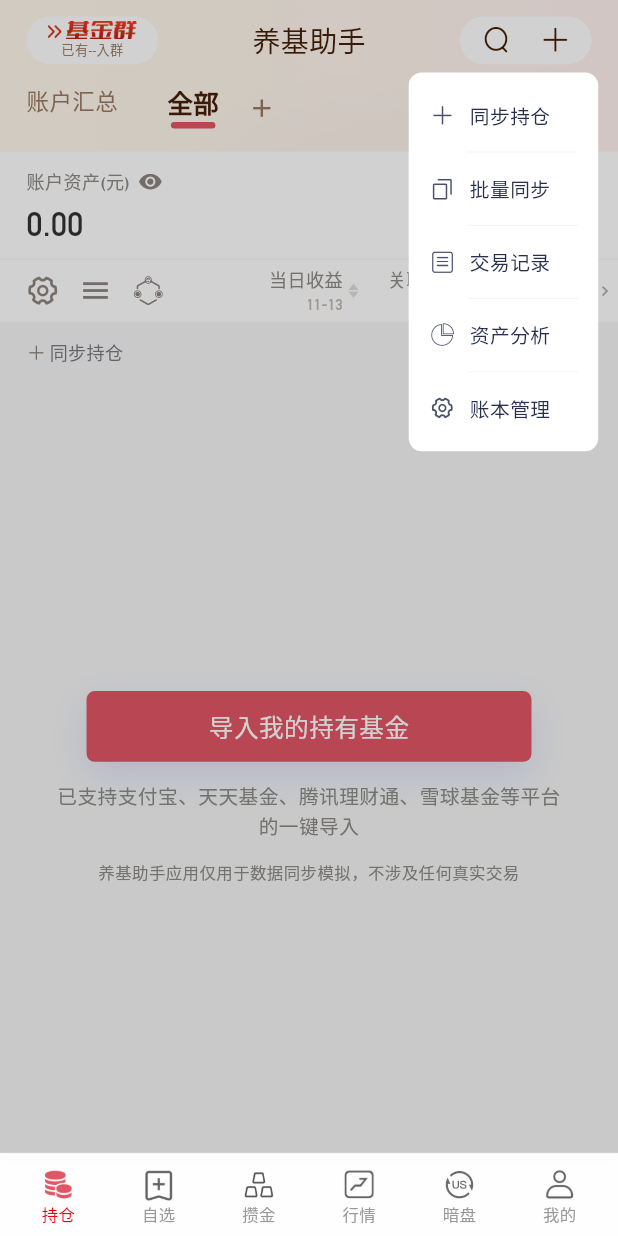
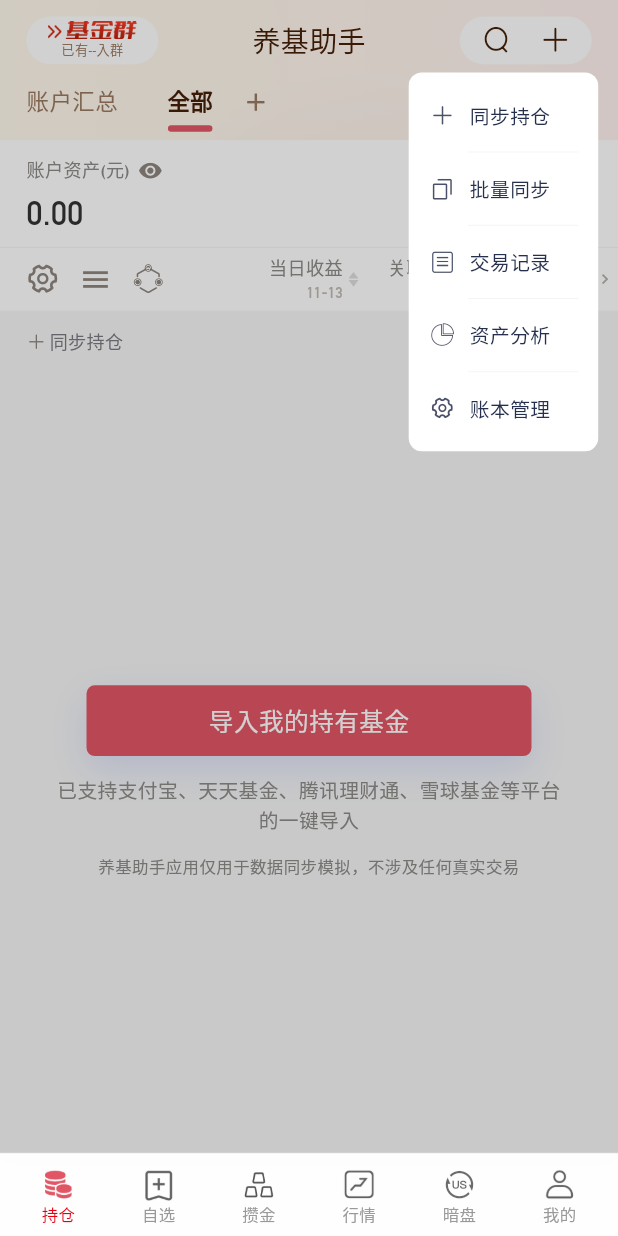
Before and after one commit to boboya0828/gold_fund, a Flutter app: the screen it shows after launch, after a tap on an icon or button, on a phone screen of 412 x 824 dp. Run offline on Flutter 3.47's test engine with Material 3 defaults, Android fonts, the phone set to English and light mode, and no system bars; our stand-ins replace cached_network_image, dio, easy_refresh, fl_chart, flutter_riverpod, go_router and 6 more; accounts and stored records are empty; network calls fail; Roboto replaces fonts that are missing (siyuanheitiCNRegular).

Commit message:
Pixel-align position page with original (band-measured diff)
- Book tab row: 76rpx -> 62rpx (page was pushed down ~7px)
- Tab text: active/inactive both 30rpx (source .taber-text overrides inherited 34rpx)
- Indicator absolutely positioned at bottom (source ::after out of flow)
- Default list font mode -> standard (user's original app runs standard scale)

```diff
--- a/lib/features/position/providers/position_provider.dart
+++ b/lib/features/position/providers/position_provider.dart
@@ -839,8 +839,10 @@ class PositionNotifier extends StateNotifier<PositionState> {
     // 1:1 uni-app positionHoldingSort {field, order} 持久化
     final sortField = prefs.getString('positionHoldingSortField') ?? '';
     final sortOrder = prefs.getString('positionHoldingSortOrder') ?? 'desc';
-    // 1:1 uni-app fontSizeMode（0=标准 1=大号；缺失/非法按大号）+ fontSizeModeChanged 事件
-    final listFontStandard = (prefs.getInt('fontSizeMode') ?? 1) == 0;
+    // 1:1 uni-app fontSizeMode（0=标准 1=大号）。原版默认大号，但用户原版 App 实测
+    // 跑在「标准」档（副行 20rpx 带状测量 8px vs 大号 22rpx 10px），本地缺省按标准对齐；
+    // 显示设置页移植后用户可自行切换（存储键一致）
+    final listFontStandard = (prefs.getInt('fontSizeMode') ?? 0) == 0;
     state = state.copyWith(
       tableMode: TableShowMode.values[mode.clamp(0, 2)],
       showProfitRatio: showRatio,
--- a/lib/pages/position/widgets/position_nav_header.dart
+++ b/lib/pages/position/widgets/position_nav_header.dart
@@ -157,7 +157,9 @@ class PositionNavHeader extends ConsumerWidget {
             // ===== 账本标签行 — pages-taber =====
             // 左固定「账户汇总」+ 右侧横滚 taberList + 末尾「+」账本管理
             SizedBox(
-              height: 38.sx,
+              // 1:1 taber-item 总高 62rpx（实测 32.5px@393），文字 30rpx×1.2 + 指示条绝对定位
+              // 原写 76rpx 导致整页下压 ~7px（与原版逐带测量对比发现）
+              height: 31.sx,
               child: Row(
                 children: [
                   _tabItem(
@@ -214,8 +216,10 @@ class PositionNavHeader extends ConsumerWidget {
   }
 
   /// 单个 tab — 1:1 .taber-item
-  /// 未选 30rpx #9A7A61（深 #777C86）；选中 34rpx 700 #452008（深 #FFFFFF）
-  /// 选中指示条 54x8rpx 圆角999 #E15665（深 #E05665），居中 bottom:0
+  /// 字号统一 30rpx（源码 .taber-text 自身声明覆盖父级 34rpx 继承，实测 H5 激活态也是 30rpx），
+  /// 选中差异仅：700 字重 + #452008（深 #FFFFFF）+ 54x8rpx 圆角999 指示条 #E15665（深 #E05665）。
+  /// 布局：总高 62rpx；文字顶部 padding 8rpx；指示条为绝对定位 bottom:0（不占文档流，
+  /// 叠在 18rpx 底部 padding 内）——源码 .taber-item.taber-active::after 即为此结构
   Widget _tabItem({
     required String label,
     required bool active,
@@ -225,16 +229,19 @@ class PositionNavHeader extends ConsumerWidget {
     return GestureDetector(
       onTap: onTap,
       child: Container(
+        height: 31.sx, // 62rpx（实测原版总高 32.5px@393 ≈ 62rpx）
         margin: EdgeInsets.only(right: 15.sx), // margin-right 30rpx
-        padding: EdgeInsets.only(top: 4.sx, bottom: 9.sx), // padding 8rpx 0 18rpx
         color: Colors.transparent,
-        child: Column(
-          mainAxisAlignment: MainAxisAlignment.spaceBetween,
+        child: Stack(
           children: [
-            Text(
+            Align(
+              alignment: Alignment.topCenter,
+              child: Padding(
+                padding: EdgeInsets.only(top: 4.sx), // padding-top 8rpx
+                child: Text(
                   label,
                   style: AppTextStyles.cn(
-                active ? 17 : 15, // 34rpx / 30rpx
+                    15, // 30rpx（选中也是 30rpx，见上方注释）
                     color: active
                         ? (isDark ? Colors.white : const Color(0xFF452008))
                         : (isDark
@@ -244,7 +251,14 @@ class PositionNavHeader extends ConsumerWidget {
                     height: 1.2,
                   ),
                 ),
-            Container(
+              ),
+            ),
+            Positioned(
+              bottom: 0, // ::after bottom:0，叠在 18rpx 底 padding 内
+              left: 0,
+              right: 0,
+              child: Center(
+                child: Container(
                   key: indicatorKey,
                   width: 27.sx, // 54rpx
                   height: 4.sx, // 8rpx
@@ -255,6 +269,8 @@ class PositionNavHeader extends ConsumerWidget {
                     borderRadius: BorderRadius.circular(999.sx),
                   ),
                 ),
+              ),
+            ),
           ],
         ),
       ),
```
Lines whose indentation alone changed are shown as unchanged.
